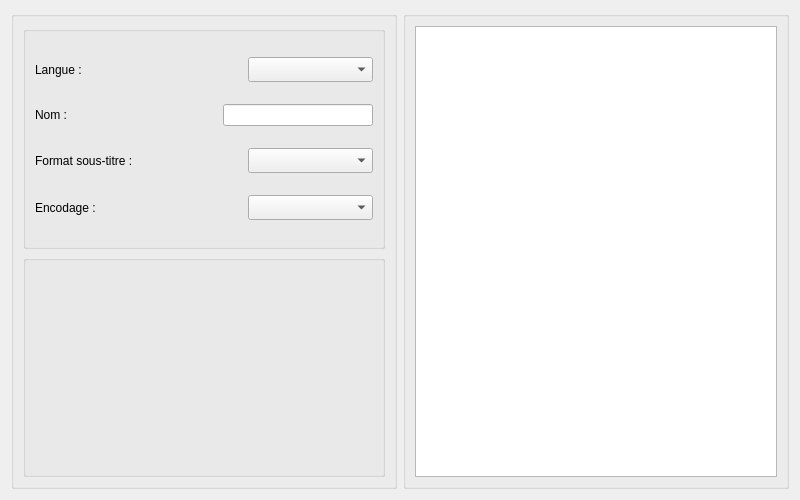
Qt form src/View/subtitlepane.ui (cinemaouvert/OCT) before a commit.
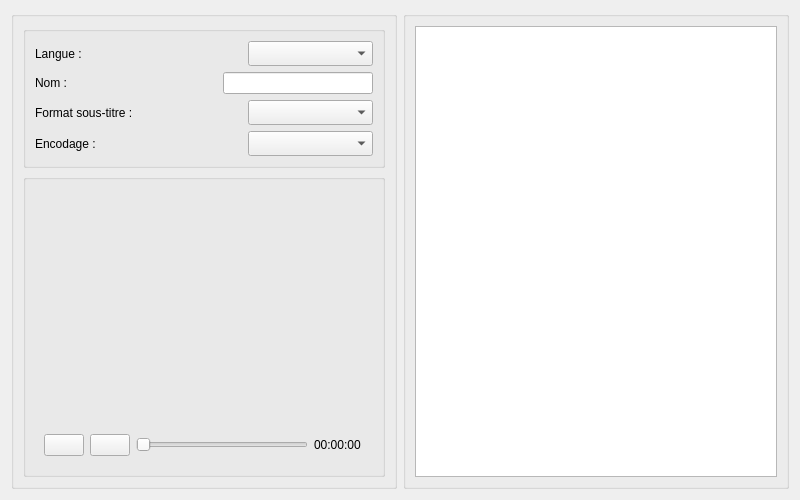
The same form after that commit. Icons and pictures are not drawn. Custom widgets are drawn as their Qt base class.

Commit message: Added subtitles video controls

```diff
--- a/src/View/subtitlepane.ui
+++ b/src/View/subtitlepane.ui
@@ -209,9 +209,118 @@
         <property name="title">
          <string/>
         </property>
-        <layout class="QHBoxLayout" name="horizontalLayout_2">
+        <layout class="QVBoxLayout" name="verticalLayout_5">
          <item>
-          <widget class="VideoPlayer" name="videoWidget" native="true"/>
+          <widget class="VideoPlayer" name="videoWidget" native="true">
+           <property name="minimumSize">
+            <size>
+             <width>0</width>
+             <height>0</height>
+            </size>
+           </property>
+           <property name="maximumSize">
+            <size>
+             <width>16777215</width>
+             <height>16777215</height>
+            </size>
+           </property>
+           <layout class="QVBoxLayout" name="verticalLayout_4">
+            <property name="sizeConstraint">
+             <enum>QLayout::SetMaximumSize</enum>
+            </property>
+            <item>
+             <spacer name="verticalSpacer">
+              <property name="orientation">
+               <enum>Qt::Vertical</enum>
+              </property>
+              <property name="sizeHint" stdset="0">
+               <size>
+                <width>20</width>
+                <height>40</height>
+               </size>
+              </property>
+             </spacer>
+            </item>
+           </layout>
+          </widget>
+         </item>
+         <item>
+          <widget class="QWidget" name="widget" native="true">
+           <property name="maximumSize">
+            <size>
+             <width>16777215</width>
+             <height>50</height>
+            </size>
+           </property>
+           <layout class="QHBoxLayout" name="horizontalLayout_2">
+            <item>
+             <widget class="QPushButton" name="playButton">
+              <property name="maximumSize">
+               <size>
+                <width>16777215</width>
+                <height>24</height>
+               </size>
+              </property>
+              <property name="text">
+               <string/>
+              </property>
+              <property name="icon">
+               <iconset resource="../../images.qrc">
+                <normaloff>:/icons/resources/icons/icon_play.png</normaloff>:/icons/resources/icons/icon_play.png</iconset>
+              </property>
+             </widget>
+            </item>
+            <item>
+             <widget class="QPushButton" name="stopButton">
+              <property name="maximumSize">
+               <size>
+                <width>16777215</width>
+                <height>24</height>
+               </size>
+              </property>
+              <property name="text">
+               <string/>
+              </property>
+              <property name="icon">
+               <iconset resource="../../images.qrc">
+                <normaloff>:/icons/resources/glyphicons/glyphicons_175_stop.png</normaloff>:/icons/resources/glyphicons/glyphicons_175_stop.png</iconset>
+              </property>
+             </widget>
+            </item>
+            <item>
+             <widget class="QSlider" name="timeSlider">
+              <property name="maximumSize">
+               <size>
+                <width>16777215</width>
+                <height>22</height>
+               </size>
+              </property>
+              <property name="orientation">
+               <enum>Qt::Horizontal</enum>
+              </property>
+             </widget>
+            </item>
+            <item>
+             <widget class="QLabel" name="timeLabel">
+              <property name="minimumSize">
+               <size>
+                <width>50</width>
+                <height>0</height>
+               </size>
+              </property>
+              <property name="maximumSize">
+               <size>
+                <width>16777215</width>
+                <height>22</height>
+               </size>
+              </property>
+              <property name="text">
+               <string>00:00:00</string>
+              </property>
+             </widget>
+            </item>
+           </layout>
+          </widget>
          </item>
         </layout>
        </widget>
```
Left out of the diff: 4 changed lines with no effect on the pictures. The commit also changes 5 other files.
